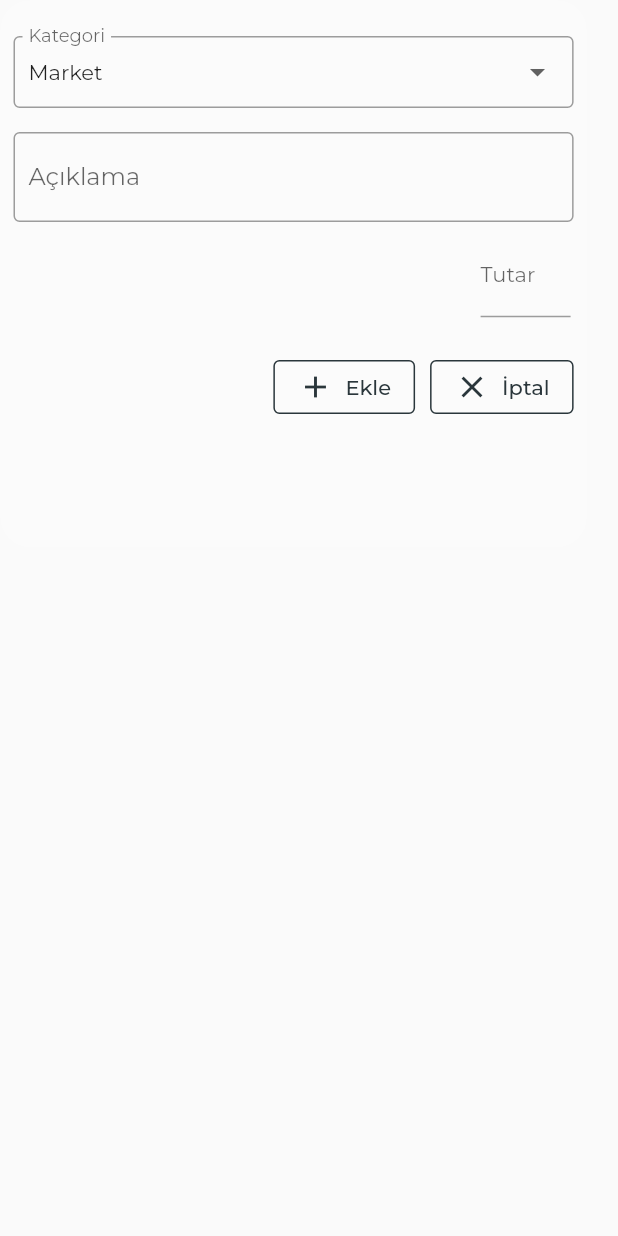
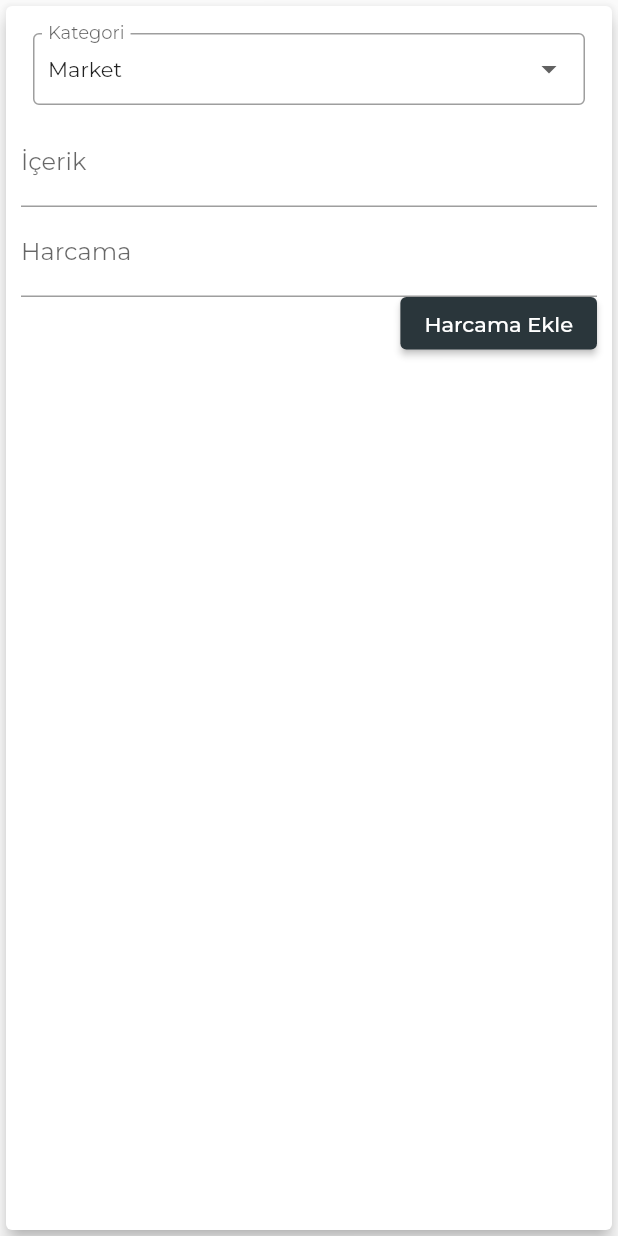
Before and after one commit to mctaspinar/flutterFinans, a Flutter app: the NewTransaction widget shown alone on an empty page, opened directly with empty values, on a phone screen of 412 x 824 dp. Run offline on Flutter 3.47's test engine with Material 2 defaults, Android fonts, the phone set to English and light mode, and no system bars; our stand-ins replace charts_flutter, flutter_datetime_picker, google_fonts, sqflite; accounts and stored records are empty.

Commit message:
list design changed

```diff
--- a/lib/customs/header.dart
+++ b/lib/customs/header.dart
@@ -24,7 +24,7 @@ class Header extends StatelessWidget {
     final mediaQuery = MediaQuery.of(context);
     return Container(
       width: double.infinity,
-      height: mediaQuery.size.height * .4,
+      height: mediaQuery.size.height * .35,
       color: primaryColor,
       child: Padding(
         padding: const EdgeInsets.all(12),
--- a/lib/customs/new_transaction.dart
+++ b/lib/customs/new_transaction.dart
@@ -5,22 +5,39 @@ import '../providers/transactions.dart';
 import 'package:intl/intl.dart';
 import 'package:provider/provider.dart';
 
+import 'package:flutter/material.dart';
+import 'package:intl/intl.dart';
+
 class NewTransaction extends StatefulWidget {
-  final Function fonks;
-
-  NewTransaction(this.fonks);
+  final Function done;
+  NewTransaction(this.done);
   @override
   _NewTransactionState createState() => _NewTransactionState();
 }
 
 class _NewTransactionState extends State<NewTransaction> {
+  final _titleController = TextEditingController();
+  final _amountController = TextEditingController();
   List<Category> _categories = Category.getCategories();
   List<DropdownMenuItem<Category>> _dropdownMenuItems;
   Category _selectedCategory;
-  var _formkey = GlobalKey<FormState>();
-  var _txtAciklama;
-  double _txtTutar;
-  var tarih;
+  void _submitData() {
+    final enteredTitle = _titleController.text;
+    final enteredAmount = _amountController.text;
+    if (_amountController.text.isEmpty) {
+      return;
+    }
+
+    if (enteredTitle.isEmpty || double.parse(enteredAmount) < 0) {
+      return;
+    } else {
+      print(enteredTitle + " " + enteredAmount);
+      _titleController.text = "";
+      _amountController.text = "";
+      Navigator.of(context).pop();
+    }
+  }
+
   @override
   void initState() {
     _dropdownMenuItems = buildDropdownMenuItems(_categories);
@@ -43,6 +60,96 @@ class _NewTransactionState extends State<NewTransaction> {
     }
     return items;
   }
+
+  @override
+  Widget build(BuildContext context) {
+    final _transactionModel = Provider.of<Transactions>(context, listen: false);
+    var tarih;
+    return Card(
+      elevation: 5,
+      child: Container(
+        padding: EdgeInsets.all(10),
+        child: Column(
+          crossAxisAlignment: CrossAxisAlignment.end,
+          children: [
+            Padding(
+              padding: const EdgeInsets.all(8.0),
+              child: Container(
+                width: double.infinity,
+                child: DropdownButtonFormField(
+                  isDense: true,
+                  decoration: InputDecoration(
+                      labelText: "Kategori",
+                      border: OutlineInputBorder(),
+                      contentPadding: EdgeInsets.all(10)),
+                  value: _selectedCategory,
+                  items: _dropdownMenuItems,
+                  onChanged: (value) {
+                    setState(() {
+                      _selectedCategory = value;
+                      print(_selectedCategory.name);
+                    });
+                  },
+                ),
+              ),
+            ),
+            TextField(
+              controller: _titleController,
+              decoration:
+                  InputDecoration(hintText: "İçerik", labelText: "İçerik"),
+              onSubmitted: (_) => _submitData(),
+            ),
+            TextField(
+              keyboardType: TextInputType.number,
+              controller: _amountController,
+              decoration:
+                  InputDecoration(hintText: "Harcama", labelText: "Harcama"),
+              onSubmitted: (_) => _submitData(),
+            ),
+            Container(
+              height: 35,
+              child: ElevatedButton(
+                onPressed: () async {
+                  tarih = DateFormat.yMd().format(DateTime.now());
+                  var result = await _transactionModel.transactionAdd(Expense(
+                      category: _selectedCategory.name,
+                      value: double.parse(_amountController.text),
+                      subtitle: _titleController.text,
+                      currentDate: tarih));
+                  if (result != 0) {
+                    widget.done();
+                    Navigator.of(context).pop();
+                  }
+                },
+                child: Text(
+                  "Harcama Ekle",
+                  style: TextStyle(color: Colors.white),
+                ),
+                style: TextButton.styleFrom(
+                    primary: Theme.of(context).primaryColor),
+              ),
+            ),
+          ],
+        ),
+      ),
+    );
+  }
+}
+
+/*class NewTransaction extends StatefulWidget {
+  final Function fonks;
+
+  NewTransaction(this.fonks);
+  @override
+  _NewTransactionState createState() => _NewTransactionState();
+}
+
+class _NewTransactionState extends State<NewTransaction> {
+  var _formkey = GlobalKey<FormState>();
+  var _txtAciklama;
+  double _txtTutar;
+  var tarih;
+
 
   @override
   Widget build(BuildContext context) {
@@ -88,63 +195,6 @@ class _NewTransactionState extends State<NewTransaction> {
                     },
                   ),
                 ),
-              ),
-              Padding(
-                padding: const EdgeInsets.all(8.0),
-                child: TextFormField(
-                  maxLines: 2,
-                  style: TextStyle(
-                    fontSize: 16,
-                  ),
-                  decoration: InputDecoration(
-                      isDense: true,
-                      labelText: 'Açıklama',
-                      border: OutlineInputBorder(),
-                      contentPadding: EdgeInsets.all(10)),
-                  onChanged: (value) {
-                    setState(() {
-                      _txtAciklama = value;
-                      print(_txtAciklama);
-                    });
-                  },
-                  validator: (value) {
-                    if (value.length < 3) {
-                      return "En az 3 karakter giriniz.";
-                    }
-                  },
-                ),
-              ),
-              Row(
-                mainAxisAlignment: MainAxisAlignment.end,
-                children: [
-                  Padding(
-                    padding: const EdgeInsets.only(right: 10),
-                    child: Container(
-                      width: 60,
-                      height: 60,
-                      child: TextFormField(
-                        keyboardType: TextInputType.number,
-                        style: TextStyle(
-                          fontSize: 14,
-                        ),
-                        decoration: InputDecoration(labelText: 'Tutar'),
-                        onChanged: (value) {
-                          setState(() {
-                            _txtTutar = double.parse(value);
-                          });
-                        },
-                        validator: (value) {
-                          if (value.length < 1) {
-                            return null;
-                          }
-                        },
-                      ),
-                    ),
-                  ),
-                ],
-              ),
-              SizedBox(
-                height: 10,
               ),
               Padding(
                 padding: const EdgeInsets.all(8.0),
@@ -208,3 +258,4 @@ class _NewTransactionState extends State<NewTransaction> {
     );
   }
 }
+*/
```
Also changed, not shown: lib/customs/transaction_card.dart (+4 -20 lines), lib/pages/home_page.dart (+23 -21 lines).
